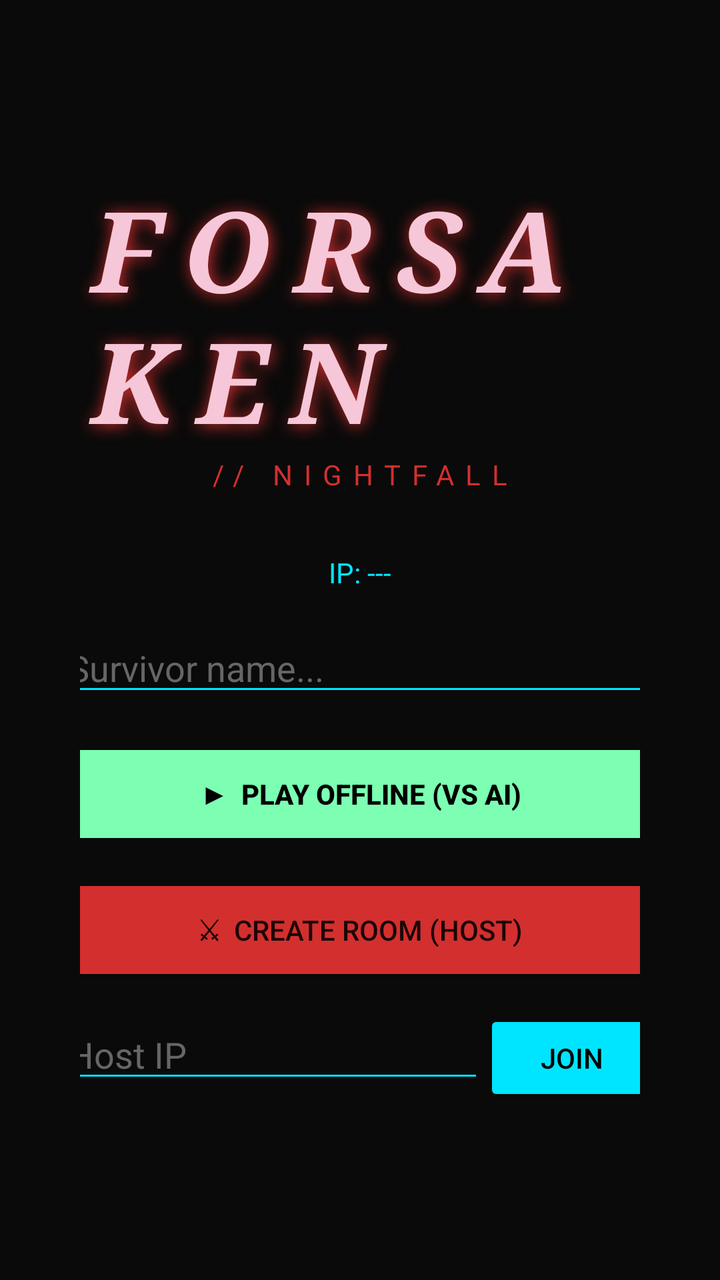
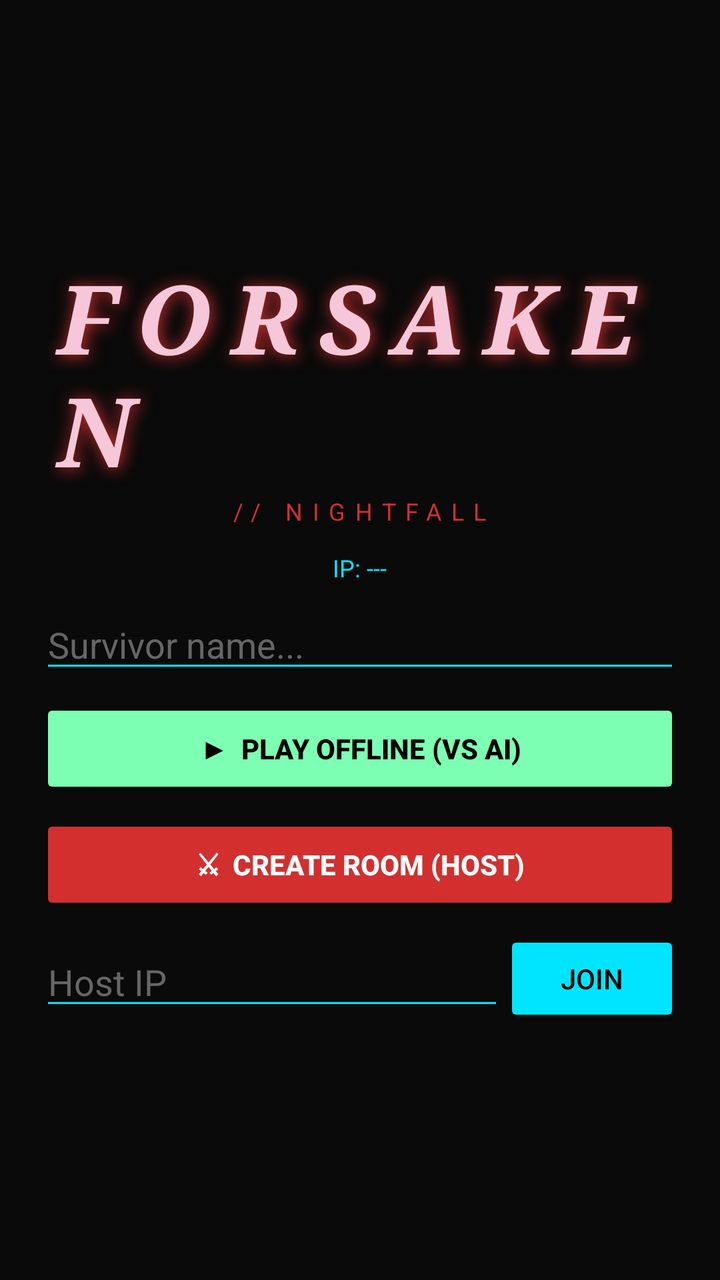

Screens rendered from an Android XML layout before and after an edit, with the pre-edit source and the edit as a unified diff.
<!-- AndroidManifest.xml: application theme Theme.Forsaken -->
<!-- res/layout/activity_lobby.xml -->
<?xml version="1.0" encoding="utf-8"?>
<LinearLayout xmlns:android="http://schemas.android.com/apk/res/android"
    android:layout_width="match_parent"
    android:layout_height="match_parent"
    android:orientation="vertical"
    android:background="@color/bg_dark"
    android:padding="40dp"
    android:gravity="center">

    <TextView
        android:layout_width="wrap_content"
        android:layout_height="wrap_content"
        android:text="FORSAKEN"
        android:textColor="@color/text_light"
        android:textSize="56sp"
        android:textStyle="bold|italic"
        android:fontFamily="serif"
        android:letterSpacing="0.2"
        android:shadowColor="@color/accent_red"
        android:shadowRadius="20"
        android:shadowDx="2"
        android:shadowDy="2"/>

    <TextView
        android:layout_width="wrap_content"
        android:layout_height="wrap_content"
        android:text="// NIGHTFALL"
        android:textColor="@color/accent_red"
        android:textSize="14sp"
        android:letterSpacing="0.4"
        android:layout_marginBottom="30dp"/>

    <TextView
        android:id="@+id/tvIp"
        android:layout_width="wrap_content"
        android:layout_height="wrap_content"
        android:text="IP: ---"
        android:textColor="@color/accent_cyan"
        android:textSize="14sp"
        android:layout_marginBottom="16dp"/>

    <EditText
        android:id="@+id/etName"
        android:layout_width="300dp"
        android:layout_height="wrap_content"
        android:hint="Survivor name..."
        android:textColor="#FFFFFF"
        android:textColorHint="#666666"
        android:backgroundTint="@color/accent_cyan"
        android:layout_marginBottom="16dp"/>

    <Button
        android:id="@+id/btnSinglePlayer"
        android:layout_width="300dp"
        android:layout_height="56dp"
        android:text="▶  PLAY OFFLINE (vs AI)"
        android:backgroundTint="@color/accent_green"
        android:textColor="#000000"
        android:textStyle="bold"
        android:layout_marginBottom="12dp"/>

    <Button
        android:id="@+id/btnCreateRoom"
        android:layout_width="300dp"
        android:layout_height="56dp"
        android:text="⚔  CREATE ROOM (Host)"
        android:backgroundTint="@color/accent_red"
        android:layout_marginBottom="12dp"/>

    <LinearLayout
        android:layout_width="300dp"
        android:layout_height="wrap_content"
        android:orientation="horizontal">
        <EditText
            android:id="@+id/etIp"
            android:layout_width="0dp"
            android:layout_height="wrap_content"
            android:layout_weight="1"
            android:hint="Host IP"
            android:inputType="text"
            android:textColor="#FFFFFF"
            android:textColorHint="#666666"
            android:backgroundTint="@color/accent_cyan"/>
        <Button
            android:id="@+id/btnJoin"
            android:layout_width="wrap_content"
            android:layout_height="wrap_content"
            android:text="JOIN"
            android:backgroundTint="@color/accent_cyan"
            android:textColor="#000000"/>
    </LinearLayout>
</LinearLayout>
<!-- resources referenced by this layout -->
<resources>
  <color name="accent_cyan">#00E5FF</color>
  <color name="accent_green">#7CFFB2</color>
  <color name="accent_red">#D32F2F</color>
  <color name="bg_dark">#0A0A0A</color>
  <color name="text_light">#F5C7D8</color>
  <style name="Theme.Forsaken" parent="Theme.AppCompat.DayNight.NoActionBar">
          <item name="colorPrimary">#D32F2F</item>
          <item name="colorPrimaryDark">#0A0A0A</item>
          <item name="colorAccent">#00E5FF</item>
          <item name="android:windowBackground">#0A0A0A</item>
          <item name="android:statusBarColor">#0A0A0A</item>
          <item name="android:navigationBarColor">#0A0A0A</item>
          <item name="android:windowLightStatusBar">false</item>
      </style>
</resources>

<!-- the commit's change to res/layout/activity_lobby.xml (unified diff, before → after) -->
@@ -1,92 +1,102 @@
 <?xml version="1.0" encoding="utf-8"?>
-<LinearLayout xmlns:android="http://schemas.android.com/apk/res/android"
+<ScrollView xmlns:android="http://schemas.android.com/apk/res/android"
     android:layout_width="match_parent"
     android:layout_height="match_parent"
-    android:orientation="vertical"
-    android:background="@color/bg_dark"
-    android:padding="40dp"
-    android:gravity="center">
-
-    <TextView
-        android:layout_width="wrap_content"
-        android:layout_height="wrap_content"
-        android:text="FORSAKEN"
-        android:textColor="@color/text_light"
-        android:textSize="56sp"
-        android:textStyle="bold|italic"
-        android:fontFamily="serif"
-        android:letterSpacing="0.2"
-        android:shadowColor="@color/accent_red"
-        android:shadowRadius="20"
-        android:shadowDx="2"
-        android:shadowDy="2"/>
-
-    <TextView
-        android:layout_width="wrap_content"
-        android:layout_height="wrap_content"
-        android:text="// NIGHTFALL"
-        android:textColor="@color/accent_red"
-        android:textSize="14sp"
-        android:letterSpacing="0.4"
-        android:layout_marginBottom="30dp"/>
-
-    <TextView
-        android:id="@+id/tvIp"
-        android:layout_width="wrap_content"
-        android:layout_height="wrap_content"
-        android:text="IP: ---"
-        android:textColor="@color/accent_cyan"
-        android:textSize="14sp"
-        android:layout_marginBottom="16dp"/>
-
-    <EditText
-        android:id="@+id/etName"
-        android:layout_width="300dp"
-        android:layout_height="wrap_content"
-        android:hint="Survivor name..."
-        android:textColor="#FFFFFF"
-        android:textColorHint="#666666"
-        android:backgroundTint="@color/accent_cyan"
-        android:layout_marginBottom="16dp"/>
-
-    <Button
-        android:id="@+id/btnSinglePlayer"
-        android:layout_width="300dp"
-        android:layout_height="56dp"
-        android:text="▶  PLAY OFFLINE (vs AI)"
-        android:backgroundTint="@color/accent_green"
-        android:textColor="#000000"
-        android:textStyle="bold"
-        android:layout_marginBottom="12dp"/>
-
-    <Button
-        android:id="@+id/btnCreateRoom"
-        android:layout_width="300dp"
-        android:layout_height="56dp"
-        android:text="⚔  CREATE ROOM (Host)"
-        android:backgroundTint="@color/accent_red"
-        android:layout_marginBottom="12dp"/>
+    android:background="#0A0A0A"
+    android:fillViewport="true">
 
     <LinearLayout
-        android:layout_width="300dp"
+        android:layout_width="match_parent"
         android:layout_height="wrap_content"
-        android:orientation="horizontal">
+        android:orientation="vertical"
+        android:gravity="center"
+        android:padding="24dp">
+
+        <TextView
+            android:layout_width="wrap_content"
+            android:layout_height="wrap_content"
+            android:text="FORSAKEN"
+            android:textColor="#F5C7D8"
+            android:textSize="48sp"
+            android:textStyle="bold|italic"
+            android:fontFamily="serif"
+            android:letterSpacing="0.2"
+            android:shadowColor="#D32F2F"
+            android:shadowRadius="20"
+            android:shadowDx="2"
+            android:shadowDy="2"/>
+
+        <TextView
+            android:layout_width="wrap_content"
+            android:layout_height="wrap_content"
+            android:text="// NIGHTFALL"
+            android:textColor="#D32F2F"
+            android:textSize="12sp"
+            android:letterSpacing="0.4"
+            android:layout_marginBottom="12dp"/>
+
+        <TextView
+            android:id="@+id/tvIp"
+            android:layout_width="wrap_content"
+            android:layout_height="wrap_content"
+            android:text="IP: ---"
+            android:textColor="#00E5FF"
+            android:textSize="12sp"
+            android:layout_marginBottom="8dp"/>
+
         <EditText
-            android:id="@+id/etIp"
-            android:layout_width="0dp"
+            android:id="@+id/etName"
+            android:layout_width="320dp"
             android:layout_height="wrap_content"
-            android:layout_weight="1"
-            android:hint="Host IP"
-            android:inputType="text"
+            android:hint="Survivor name..."
             android:textColor="#FFFFFF"
             android:textColorHint="#666666"
-            android:backgroundTint="@color/accent_cyan"/>
+            android:backgroundTint="#00E5FF"
+            android:layout_marginBottom="8dp"/>
+
         <Button
-            android:id="@+id/btnJoin"
-            android:layout_width="wrap_content"
+            android:id="@+id/btnSinglePlayer"
+            android:layout_width="320dp"
+            android:layout_height="50dp"
+            android:text="▶  PLAY OFFLINE (vs AI)"
+            android:backgroundTint="#7CFFB2"
+            android:textColor="#000000"
+            android:textStyle="bold"
+            android:layout_marginBottom="8dp"/>
+
+        <Button
+            android:id="@+id/btnCreateRoom"
+            android:layout_width="320dp"
+            android:layout_height="50dp"
+            android:text="⚔  CREATE ROOM (Host)"
+            android:backgroundTint="#D32F2F"
+            android:textColor="#FFFFFF"
+            android:textStyle="bold"
+            android:layout_marginBottom="8dp"/>
+
+        <LinearLayout
+            android:layout_width="320dp"
             android:layout_height="wrap_content"
-            android:text="JOIN"
-            android:backgroundTint="@color/accent_cyan"
-            android:textColor="#000000"/>
+            android:orientation="horizontal"
+            android:gravity="center_vertical">
+            <EditText
+                android:id="@+id/etIp"
+                android:layout_width="0dp"
+                android:layout_height="wrap_content"
+                android:layout_weight="1"
+                android:hint="Host IP"
+                android:inputType="text"
+                android:textColor="#FFFFFF"
+                android:textColorHint="#666666"
+                android:backgroundTint="#00E5FF"/>
+            <Button
+                android:id="@+id/btnJoin"
+                android:layout_width="wrap_content"
+                android:layout_height="wrap_content"
+                android:text="JOIN"
+                android:backgroundTint="#00E5FF"
+                android:textColor="#000000"/>
+        </LinearLayout>
+
     </LinearLayout>
-</LinearLayout>
+</ScrollView>
<!-- resource entries referenced after the edit -->
@@ -1,10 +1,5 @@
 <!-- resources referenced by this layout -->
 <resources>
-  <color name="accent_cyan">#00E5FF</color>
-  <color name="accent_green">#7CFFB2</color>
-  <color name="accent_red">#D32F2F</color>
-  <color name="bg_dark">#0A0A0A</color>
-  <color name="text_light">#F5C7D8</color>
   <style name="Theme.Forsaken" parent="Theme.AppCompat.DayNight.NoActionBar">
           <item name="colorPrimary">#D32F2F</item>
           <item name="colorPrimaryDark">#0A0A0A</item>
